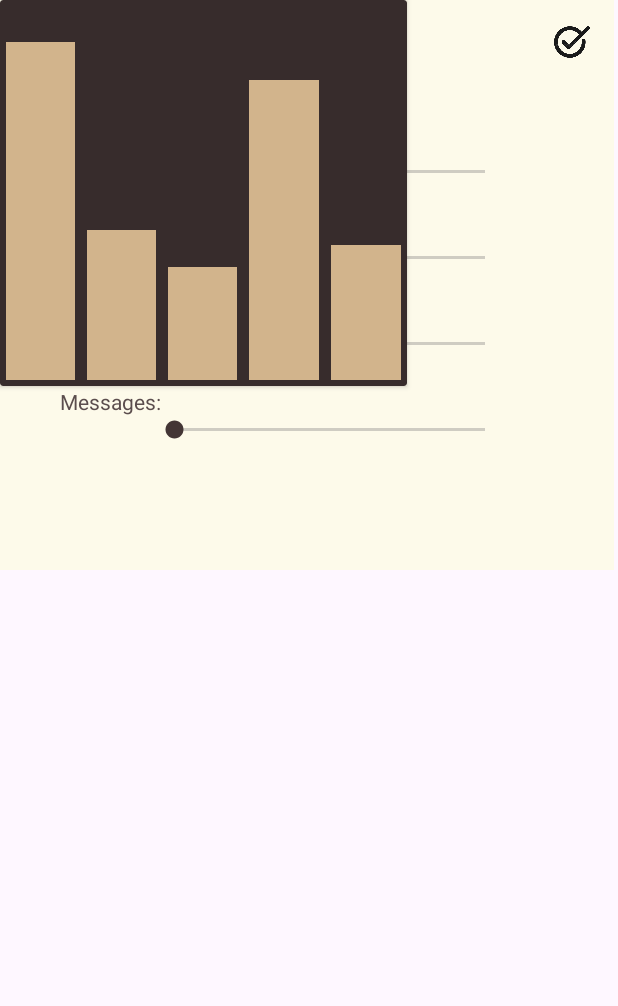
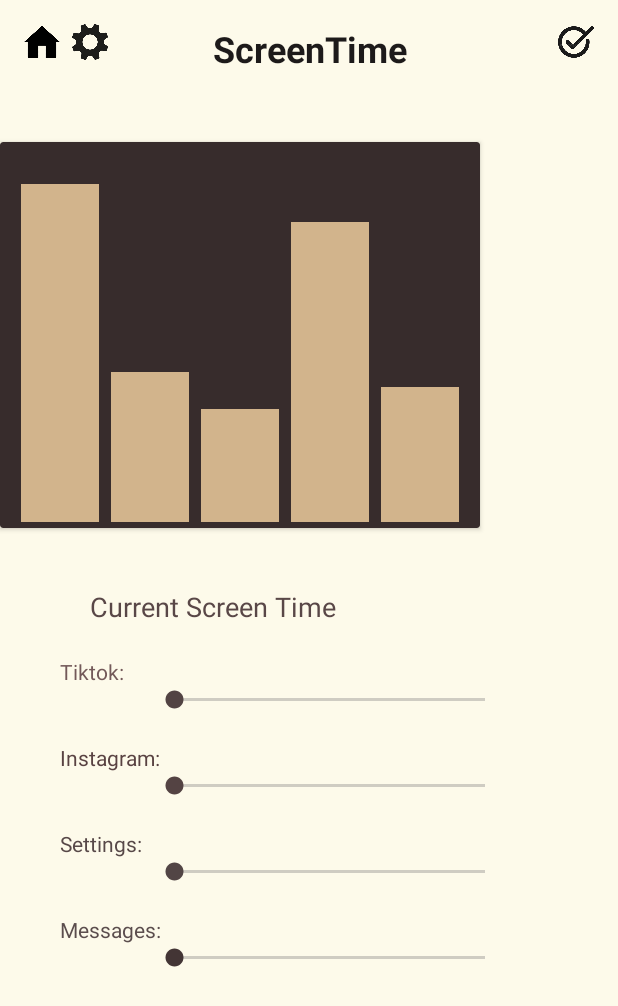
Before and after one commit to movech123/OffThePhone, an Android app: the ScreenTime screen opened directly, with no data from a screen before it, on a phone screen of 412 x 824 dp. Shown: the top 1006 px of the screen. Run offline under Robolectric (Android 15) with nearby library versions, the phone set to English and light mode, and no system bars; Roboto replaces fonts that are not available here.

Commit message:
Screentime page fixed

```diff
--- a/app/src/main/res/layout/activity_screen_time.xml
+++ b/app/src/main/res/layout/activity_screen_time.xml
@@ -3,8 +3,8 @@
     xmlns:app="http://schemas.android.com/apk/res-auto"
     xmlns:tools="http://schemas.android.com/tools"
     android:id="@+id/screentime_page"
-    android:layout_width="wrap_content"
-    android:layout_height="wrap_content"
+    android:layout_width="match_parent"
+    android:layout_height="match_parent"
     android:background="#FDFAEA"
     android:outlineAmbientShadowColor="#FDF1F1"
     tools:context=".ScreenTime">
@@ -34,6 +34,7 @@
         android:id="@+id/header"
         android:layout_width="263dp"
         android:layout_height="wrap_content"
+        android:layout_marginBottom="70dp"
         android:fontFamily="@font/alice"
         android:gravity="center_horizontal"
         android:padding="16dp"
@@ -41,9 +42,12 @@
         android:textColor="#1D1A1A"
         android:textSize="24sp"
         android:textStyle="bold"
+        app:layout_constraintBottom_toTopOf="@+id/screentimeBackground"
         app:layout_constraintEnd_toEndOf="parent"
+        app:layout_constraintHorizontal_bias="0.502"
         app:layout_constraintStart_toStartOf="parent"
-        app:layout_constraintTop_toTopOf="parent" />
+        app:layout_constraintTop_toTopOf="parent"
+        app:layout_constraintVertical_bias="1.0" />
 
     <ImageView
         android:id="@+id/checkmarkIcon"
@@ -62,13 +66,18 @@
         android:id="@+id/screentimeBackground"
         android:layout_width="wrap_content"
         android:layout_height="wrap_content"
+        android:layout_marginTop="30dp"
+        android:foregroundGravity="center_vertical|center|center_horizontal"
         app:cardBackgroundColor="#372C2C"
-        tools:layout_editor_absoluteX="61dp"
-        tools:layout_editor_absoluteY="92dp">
+        app:layout_constraintTop_toBottomOf="@id/header"
+        tools:layout_editor_absoluteX="70dp">
 
         <LinearLayout
-            android:layout_width="271dp"
+            android:layout_width="300dp"
             android:layout_height="257dp"
+            android:layout_gravity="center|center_horizontal|center_vertical"
+            android:layout_marginStart="10dp"
+            android:layout_marginEnd="10dp"
             android:gravity="bottom"
             android:orientation="horizontal"
             android:outlineAmbientShadowColor="#EDE7E7">
@@ -112,10 +121,12 @@
 
     <FrameLayout
         android:id="@+id/frameLayout"
-        android:layout_width="409dp"
-        android:layout_height="380dp"
-        tools:layout_editor_absoluteX="1dp"
-        tools:layout_editor_absoluteY="350dp">
+        android:layout_width="0dp"
+        android:layout_height="0dp"
+        app:layout_constraintBottom_toBottomOf="parent"
+        app:layout_constraintEnd_toEndOf="parent"
+        app:layout_constraintStart_toStartOf="parent"
+        app:layout_constraintTop_toBottomOf="@id/screentimeBackground">
 
         <LinearLayout
             android:layout_width="match_parent"
```
